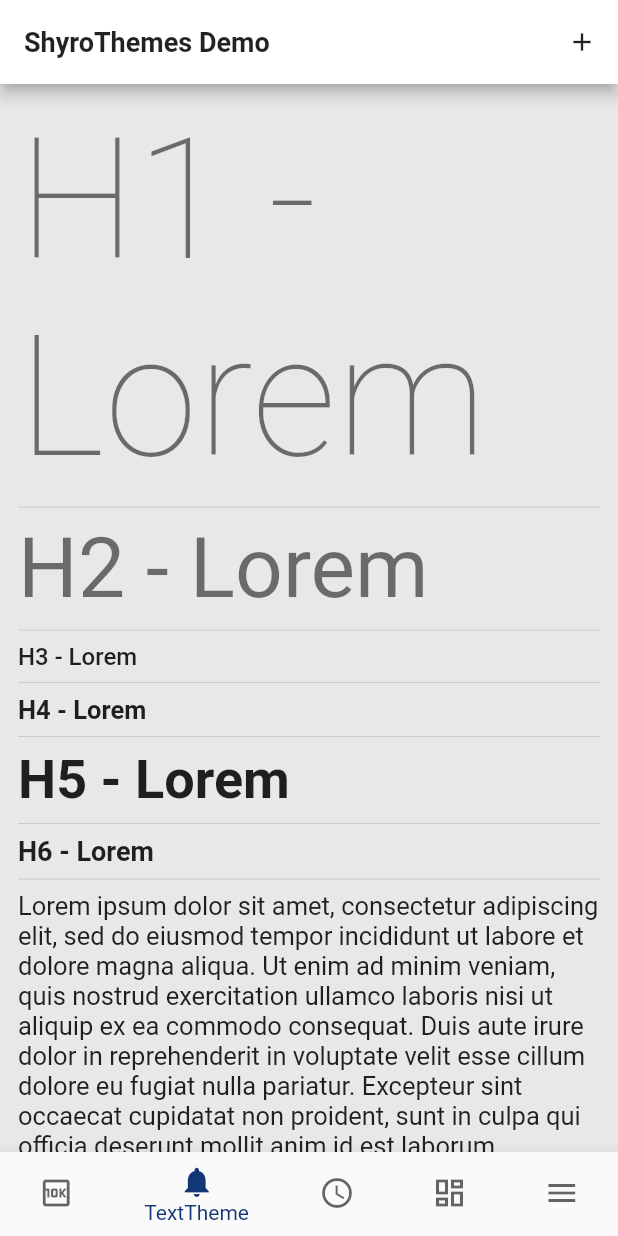
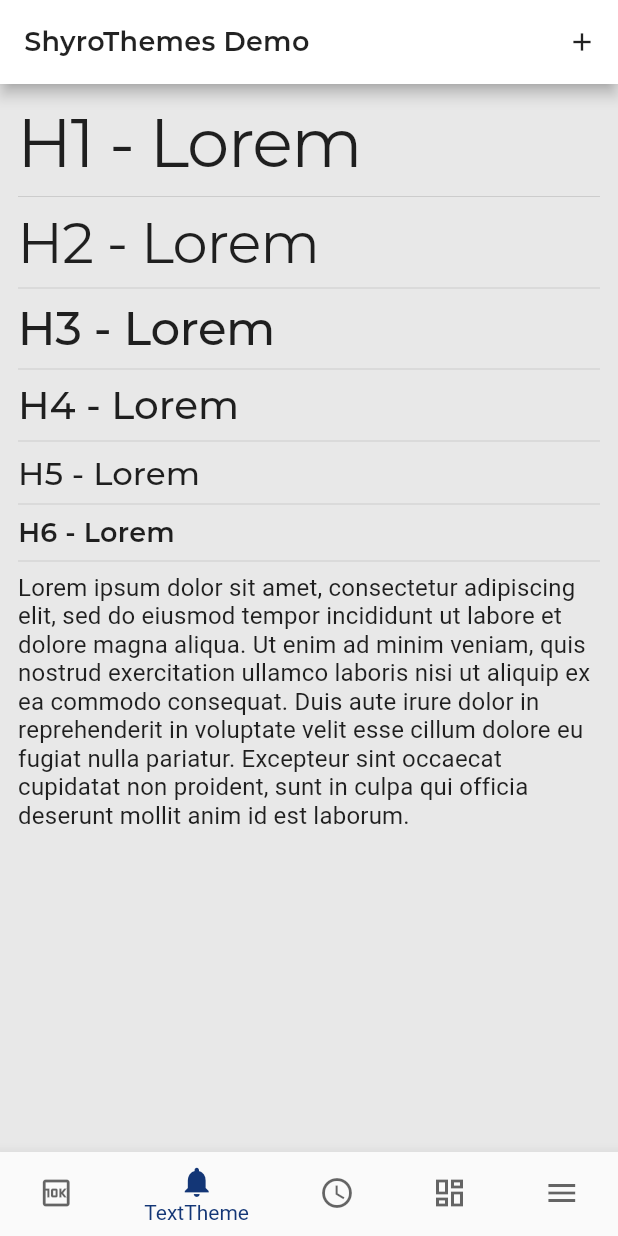
Before and after one commit to ShyroTeam/shyro_theme, a Flutter app: the screen it shows after launch, item 2 of the bottom bar chosen, on a phone screen of 412 x 824 dp. Run offline on Flutter 3.47's test engine with Material 2 defaults, Android fonts, the phone set to English and light mode, and no system bars; Roboto replaces fonts that are missing (Montserrat).

Commit message:
vpec_theme: rework main typography

```diff
--- a/lib/src/vpec/vpec_universal_theme.dart
+++ b/lib/src/vpec/vpec_universal_theme.dart
@@ -60,34 +60,66 @@ ThemeData vpecUniversalThemeData({required bool isDarkMode}) {
         brightness: brightness),
     dialogBackgroundColor: firstLevelColor,
     textTheme: TextTheme(
-        subtitle1:
-            TextStyle(fontSize: 15, color: mediumContrast, fontWeight: medium),
-        bodyText1:
-            TextStyle(color: highContrast, fontSize: 17, fontWeight: regular),
+      subtitle1: TextStyle(
+        fontSize: 15,
+        color: mediumContrast,
+        fontWeight: medium,
+      ),
+      bodyText1: TextStyle(
+        fontSize: 16,
+        letterSpacing: 0.15,
+        color: highContrast,
+        fontWeight: regular,
+      ),
+      headline1: TextStyle(
+        fontSize: 44.8,
+        letterSpacing: -1,
+        color: highContrast,
+        fontFamily: FontFamily.montserrat,
+        package: 'shyro_theme',
+        fontWeight: regular,
+      ),
+      headline2: TextStyle(
+        fontSize: 37.3,
+        letterSpacing: -0.6,
+        color: highContrast,
+        fontFamily: FontFamily.montserrat,
+        package: 'shyro_theme',
+        fontWeight: regular,
+      ),
       headline3: TextStyle(
-            //News Card Title
+        fontSize: 31.1,
+        letterSpacing: -0.25,
         color: highContrast,
-            fontSize: 16,
         fontFamily: FontFamily.montserrat,
-            fontWeight: medium),
+        package: 'shyro_theme',
+        fontWeight: medium,
+      ),
       headline4: TextStyle(
-            //Alert Card Title
+        fontSize: 25.9,
+        letterSpacing: 0,
         color: highContrast,
-            fontSize: 17,
         fontFamily: FontFamily.montserrat,
-            fontWeight: semiBold),
+        package: 'shyro_theme',
+        fontWeight: medium,
+      ),
       headline5: TextStyle(
-            //used in time schedule for any time
+        fontSize: 21.6,
+        letterSpacing: 0.05,
         color: highContrast,
-            fontSize: 36,
         fontFamily: FontFamily.montserrat,
-            fontWeight: semiBold),
+        package: 'shyro_theme',
+        fontWeight: medium,
+      ),
       headline6: TextStyle(
-            //used in time schedule for any other
+        fontSize: 18,
+        letterSpacing: 0.2,
         color: highContrast,
-            fontSize: 18,
         fontFamily: FontFamily.montserrat,
-            fontWeight: semiBold)),
+        package: 'shyro_theme',
+        fontWeight: semiBold,
+      ),
+    ),
     iconTheme: const IconThemeData(
       size: 20.0,
     ),
```
Lines whose indentation alone changed are shown as unchanged.
